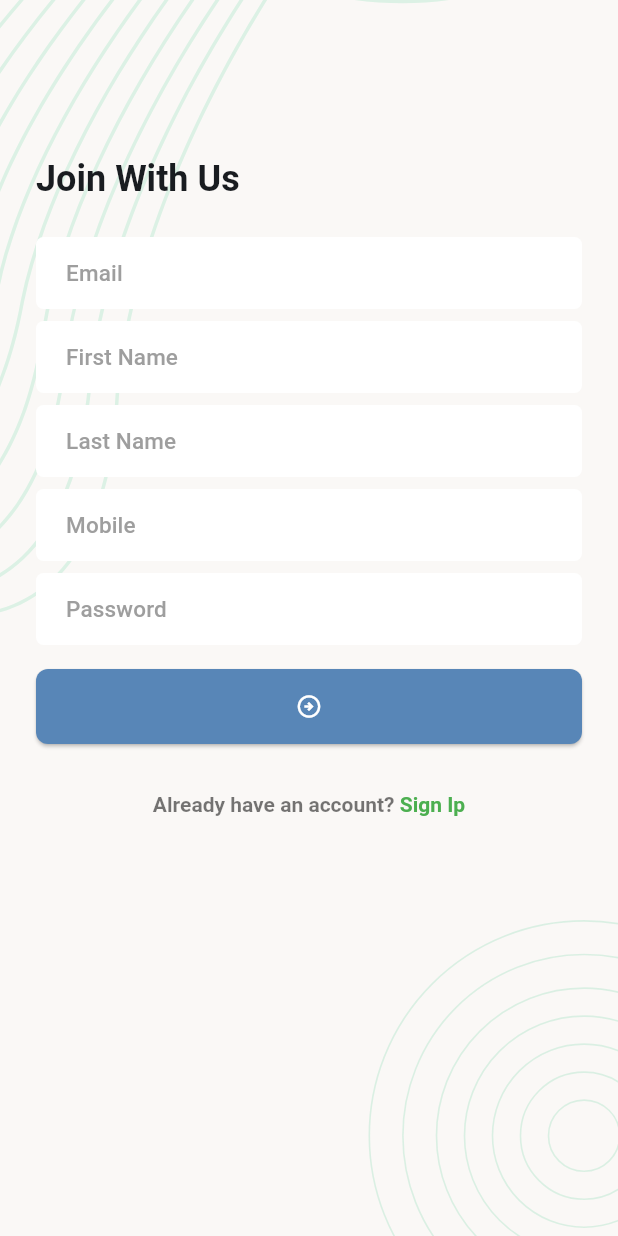
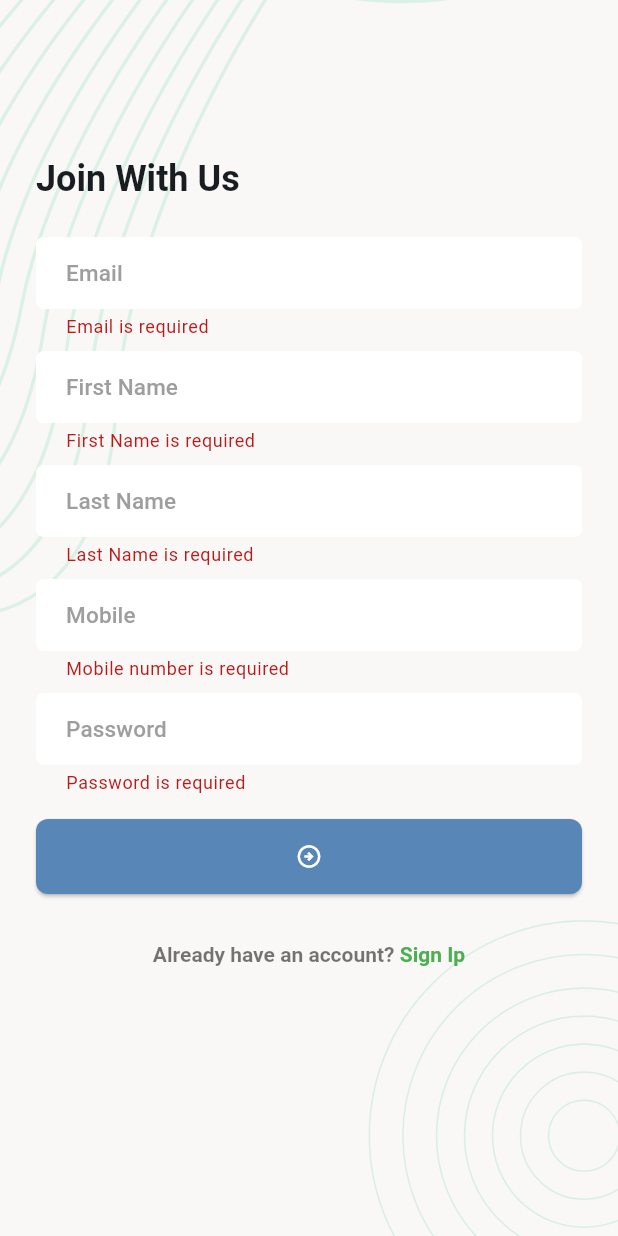
Before and after one commit to tanvirmirza/task-manager, a Flutter app: the RegisterScreen screen opened directly, after a tap on the "arrow circle right" icon, on a phone screen of 412 x 824 dp. Run offline on Flutter 3.47's test engine with Material 3 defaults, Android fonts, the light colour scheme and no system bars; our stand-ins replace device_preview, flutter_svg, google_nav_bar, percent_indicator, pin_code_fields.

Commit message:
Add Auth Validator

```diff
--- a/lib/app.dart
+++ b/lib/app.dart
@@ -1,4 +1,5 @@
 import 'package:flutter/material.dart';
+import 'package:task_manager/ui/screens/main_bottom_navbar_screen.dart';
 import 'ui/screens/splash_screen.dart';
 
 class MyApp extends StatelessWidget {
@@ -36,7 +37,7 @@ class MyApp extends StatelessWidget {
             labelLarge: TextStyle(fontSize: 15, fontWeight: FontWeight.w500),
           ),
         ),
-        home: const SplashScreen());
+        home: const BottomNavBarScreen());
   }
 
   OutlineInputBorder _getBorderNone() {
--- a/lib/ui/screens/auth_screens/register_screen.dart
+++ b/lib/ui/screens/auth_screens/register_screen.dart
@@ -48,6 +48,7 @@ class _RegisterScreenState extends State<RegisterScreen> {
                       hintText: 'Email',
                     ),
                     style: Theme.of(context).textTheme.labelLarge,
+                    validator: _validateEmail,
                   ),
                   const SizedBox(
                     height: 8,
@@ -57,6 +58,7 @@ class _RegisterScreenState extends State<RegisterScreen> {
                     textInputAction: TextInputAction.next,
                     decoration: const InputDecoration(hintText: 'First Name'),
                     style: Theme.of(context).textTheme.labelLarge,
+                    validator: (value) => _validateName(value, 'First Name'),
                   ),
                   const SizedBox(
                     height: 8,
@@ -66,6 +68,7 @@ class _RegisterScreenState extends State<RegisterScreen> {
                     textInputAction: TextInputAction.next,
                     decoration: const InputDecoration(hintText: 'Last Name'),
                     style: Theme.of(context).textTheme.labelLarge,
+                    validator: (value) => _validateName(value, 'Last Name'),
                   ),
                   const SizedBox(
                     height: 8,
@@ -76,6 +79,7 @@ class _RegisterScreenState extends State<RegisterScreen> {
                     keyboardType: TextInputType.phone,
                     decoration: const InputDecoration(hintText: 'Mobile'),
                     style: Theme.of(context).textTheme.labelLarge,
+                    validator: _validateMobile,
                   ),
                   const SizedBox(
                     height: 8,
@@ -85,12 +89,13 @@ class _RegisterScreenState extends State<RegisterScreen> {
                     textInputAction: TextInputAction.done,
                     decoration: const InputDecoration(hintText: 'Password'),
                     style: Theme.of(context).textTheme.labelLarge,
+                    validator: _validatePassword,
                   ),
                   const SizedBox(
                     height: 16,
                   ),
                   ElevatedButton(
-                      onPressed: () {},
+                      onPressed: _onSubmitButton,
                       child: const Icon(Icons.arrow_circle_right_outlined)),
                   const SizedBox(
                     height: 32,
@@ -126,6 +131,12 @@ class _RegisterScreenState extends State<RegisterScreen> {
     Navigator.pop(context);
   }
 
+  void _onSubmitButton() {
+    if (_formKey.currentState?.validate() != true) {
+      return;
+    }
+  }
+
   @override
   void dispose() {
     _emailTEController.dispose();
@@ -135,4 +146,46 @@ class _RegisterScreenState extends State<RegisterScreen> {
     _passwordTEController.dispose();
     super.dispose();
   }
+
+  String? _validateEmail(String? value) {
+    if (value == null || value.isEmpty) {
+      return 'Email is required';
+    }
+    final emailRegex = RegExp(r'^[^@]+@[^@]+\.[^@]+');
+    if (!emailRegex.hasMatch(value)) {
+      return 'Enter a valid email';
+    }
+    return null;
+  }
+
+  String? _validateName(String? value, String fieldName) {
+    if (value == null || value.isEmpty) {
+      return '$fieldName is required';
+    }
+    if (value.length < 2) {
+      return '$fieldName must be at least 2 characters';
+    }
+    return null;
+  }
+
+  String? _validateMobile(String? value) {
+    if (value == null || value.isEmpty) {
+      return 'Mobile number is required';
+    }
+    final mobileRegex = RegExp(r'^\d{10}$');
+    if (!mobileRegex.hasMatch(value)) {
+      return 'Enter a valid 10-digit mobile number';
+    }
+    return null;
+  }
+
+  String? _validatePassword(String? value) {
+    if (value == null || value.isEmpty) {
+      return 'Password is required';
+    }
+    if (value.length < 6) {
+      return 'Password must be at least 6 characters';
+    }
+    return null;
+  }
 }
--- a/lib/ui/screens/splash_screen.dart
+++ b/lib/ui/screens/splash_screen.dart
@@ -1,5 +1,4 @@
 import 'package:flutter/material.dart';
-import 'package:google_fonts/google_fonts.dart';
 import 'package:task_manager/ui/widgets/screen_background.dart';
 import 'auth_screens/login_screen.dart';
 
@@ -41,7 +40,7 @@ class _SplashScreenState extends State<SplashScreen> {
               ),
               Text(
                 'Task Manager',
-                style: GoogleFonts.baumans(
+                style: TextStyle(
                     fontSize: 30,
                     fontWeight: FontWeight.w600,
                     color: Colors.grey.shade500),
```
Also changed, not shown: lib/ui/screens/auth_screens/forgot_password_pin_verify_screen.dart (+14 -2 lines), lib/ui/screens/auth_screens/forgot_password_verify_screen.dart (+34 -11 lines), lib/ui/screens/auth_screens/login_screen.dart (+34 -5 lines), lib/ui/screens/auth_screens/reset_password_screen.dart (+25 -1 lines), lib/ui/widgets/progress_box.dart (+7 -5 lines), 1 other file.
